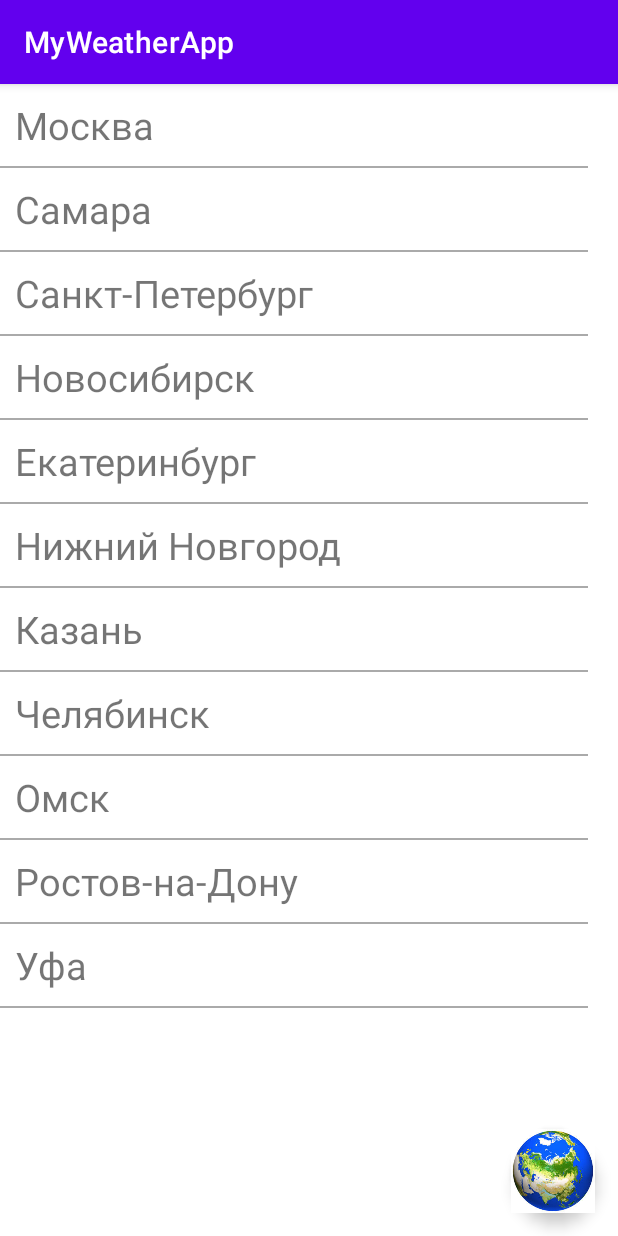
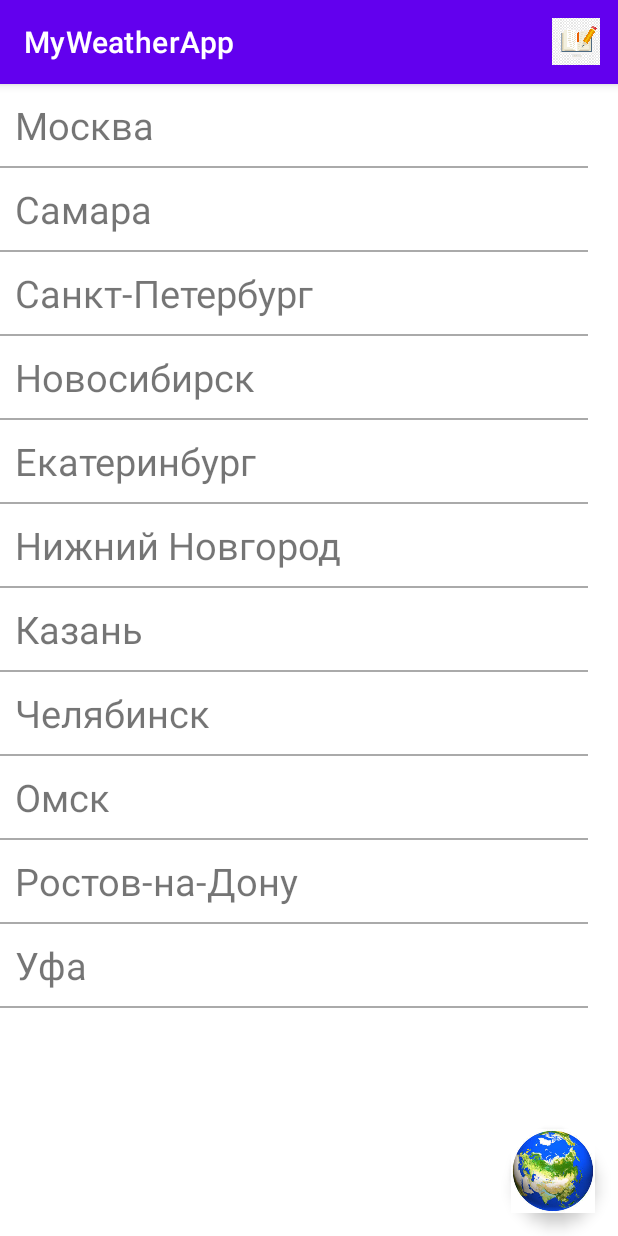
Before and after one commit to Evgeniy16312/MyWeatherApp, an Android app: the screen it shows after launch (MainActivity), on a phone screen of 412 x 824 dp. Run offline under Robolectric (Android 15) with nearby library versions, the phone set to English and light mode, and no system bars; our stand-ins replace Room's generated code.

Commit message:
homework 8 room in process

```diff
--- a/app/src/main/java/model/room/HistoryDao.kt
+++ b/app/src/main/java/model/room/HistoryDao.kt
@@ -6,6 +6,7 @@ import androidx.room.*
 
 @Dao
 interface HistoryDao {
+
     @Query("SELECT * FROM HistoryEntity")
     fun all(): List<HistoryEntity>
 
--- a/app/src/main/java/model/utils/DataUtils.kt
+++ b/app/src/main/java/model/utils/DataUtils.kt
@@ -25,4 +25,5 @@ fun convertHistoryEntityToWeather(entityList: List<HistoryEntity>):
 }
 
 fun convertWeatherToEntity(weather: Weather): HistoryEntity {
-    return HistoryEntity(0, weather.city.name, weather.temperature, weather.condition)}
+    return HistoryEntity(0, weather.city.name, weather.temperature, weather.condition)
+}
--- a/app/src/main/java/view/details/DetailsFragment.kt
+++ b/app/src/main/java/view/details/DetailsFragment.kt
@@ -117,6 +117,7 @@ class DetailsFragment : Fragment() {
         }
     }
 
+
     private fun saveCity(
         city: City,
         weather: Weather
--- a/app/src/main/java/view/main/MainFragmentAdapter.kt
+++ b/app/src/main/java/view/main/MainFragmentAdapter.kt
@@ -4,11 +4,9 @@ import android.view.LayoutInflater
 import android.view.View
 import android.view.ViewGroup
 import android.widget.TextView
-import androidx.recyclerview.widget.DiffUtil
 import androidx.recyclerview.widget.RecyclerView
 import com.example.myweatherapp.R
 import model.Weather
-
 
 class MainFragmentAdapter(private var onItemViewClickListener: MainFragment.OnItemViewClickListener?) :
     RecyclerView.Adapter<MainFragmentAdapter.MainViewHolder>() {
@@ -16,29 +14,8 @@ class MainFragmentAdapter(private var onItemViewClickListener: MainFragment.OnIt
     private var weatherData: List<Weather> = listOf()
 
     fun setWeather(data: List<Weather>) {
-        val diffCallback = WeatherDiffCallback(weatherData, data)
-        val diffResult = DiffUtil.calculateDiff(diffCallback)
         weatherData = data
-        diffResult.dispatchUpdatesTo(this)
-    }
-
-    class WeatherDiffCallback(
-        private val oldList: List<Weather>,
-        private val newList: List<Weather>
-    ) : DiffUtil.Callback() {
-        override fun getOldListSize(): Int = oldList.size
-        override fun getNewListSize(): Int = newList.size
-        override fun areItemsTheSame(oldItemPosition: Int, newItemPosition: Int): Boolean {
-            val oldWeather = oldList[oldItemPosition]
-            val newWeather = newList[newItemPosition]
-            return oldWeather.city == newWeather.city
-        }
-
-        override fun areContentsTheSame(oldItemPosition: Int, newItemPosition: Int): Boolean {
-            val oldWeather = oldList[oldItemPosition]
-            val newWeather = newList[newItemPosition]
-            return oldWeather == newWeather
-        }
+        notifyDataSetChanged()
     }
 
     override fun onCreateViewHolder(
@@ -62,10 +39,10 @@ class MainFragmentAdapter(private var onItemViewClickListener: MainFragment.OnIt
     inner class MainViewHolder(view: View) : RecyclerView.ViewHolder(view) {
 
         fun bind(weather: Weather) {
-            itemView.apply {
-                findViewById<TextView>(R.id.mainFragmentRecyclerItemTextView).text =
-                    weather.city.name
-                setOnClickListener { onItemViewClickListener?.onItemViewClick(weather) }
+            itemView.findViewById<TextView>(R.id.mainFragmentRecyclerItemTextView).text =
+                weather.city.name
+            itemView.setOnClickListener {
+                onItemViewClickListener?.onItemViewClick(weather)
             }
         }
     }
--- a/app/src/main/java/viewmodel/MainViewModel.kt
+++ b/app/src/main/java/viewmodel/MainViewModel.kt
@@ -4,7 +4,6 @@ import androidx.lifecycle.MutableLiveData
 import androidx.lifecycle.ViewModel
 import model.repository.Repository
 import model.repository.RepositoryImpl
-import java.lang.Thread.sleep
 
 class MainViewModel(
     private val liveDataToObserve: MutableLiveData<AppState> = MutableLiveData(),
@@ -19,13 +18,8 @@ class MainViewModel(
 
     fun getWeatherFromLocalSourceWorld() = getDataFromLocalSource(isRussian = false)
 
-    fun getWeatherFromRemoteSource() = getDataFromLocalSource(isRussian = true)
-
-
     private fun getDataFromLocalSource(isRussian: Boolean) {
         liveDataToObserve.value = AppState.Loading
-        Thread {
-            sleep(1000)
         liveDataToObserve.postValue(
             AppState.Success(
                 if (isRussian)
@@ -33,6 +27,5 @@ class MainViewModel(
                 else repositoryImpl.getWeatherFromLocalStorageWorld()
             )
         )
-        }.start()
     }
 }
--- /dev/null
+++ b/app/src/main/res/menu/menu_history.xml
@@ -0,0 +1,10 @@
+<?xml version="1.0" encoding="utf-8"?>
+<menu xmlns:android="http://schemas.android.com/apk/res/android"
+    xmlns:app="http://schemas.android.com/apk/res-auto">
+
+    <item
+        android:id="@+id/menu_history"
+        android:title="@string/menu_title_history"
+        android:icon="@drawable/ic_history"
+        app:showAsAction="always"/>
+</menu>
--- a/build.gradle
+++ b/build.gradle
@@ -7,7 +7,7 @@ buildscript {
     }
     dependencies {
         classpath "com.android.tools.build:gradle:7.0.2"
-        classpath "org.jetbrains.kotlin:kotlin-gradle-plugin:1.5.30"
+        classpath 'org.jetbrains.kotlin:kotlin-gradle-plugin:1.5.31'
 
         // NOTE: Do not place your application dependencies here; they belong
         // in the individual module build.gradle files
```
Also changed, not shown: app/src/main/java/view/details/HistoryFragment.kt (added, +76 -0 lines), app/src/main/java/view/main/HistoryAdapter.kt (added, +53 -0 lines), app/src/main/java/view/main/MainActivity.kt (+22 -0 lines), app/src/main/java/viewmodel/DetailsViewModel.kt (+12 -1 lines), app/src/main/java/viewmodel/HistoryViewModel.kt (added, +18 -0 lines), app/src/main/res/layout/fragment_history.xml (added, +18 -0 lines), app/src/main/res/layout/history_item.xml (added, +22 -0 lines), app/src/main/res/layout/loading_layout.xml (added, +16 -0 lines). Lines whose indentation alone changed are shown as unchanged.
